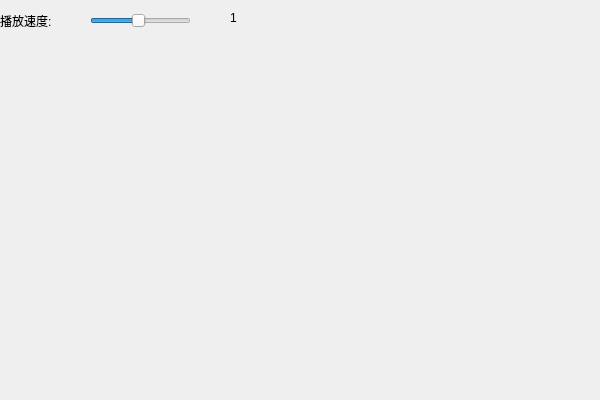
Old version of the form xviewer/xviewer/xplayvideo.ui in the repository GJP1106/FFmpegStudy.
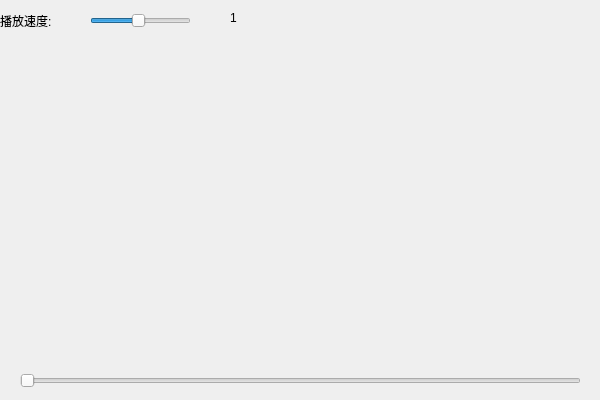
New version of the form.

The edit to the form file:
```diff
--- a/xviewer/xviewer/xplayvideo.ui
+++ b/xviewer/xviewer/xplayvideo.ui
@@ -77,6 +77,28 @@
     <string>1</string>
    </property>
   </widget>
+  <widget class="QSlider" name="pos">
+   <property name="geometry">
+    <rect>
+     <x>20</x>
+     <y>370</y>
+     <width>561</width>
+     <height>22</height>
+    </rect>
+   </property>
+   <property name="minimum">
+    <number>1</number>
+   </property>
+   <property name="maximum">
+    <number>999</number>
+   </property>
+   <property name="pageStep">
+    <number>100</number>
+   </property>
+   <property name="orientation">
+    <enum>Qt::Horizontal</enum>
+   </property>
+  </widget>
  </widget>
  <layoutdefault spacing="6" margin="11"/>
  <resources/>
```
